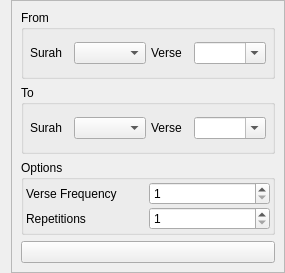
Before: the Qt Designer form src/widgets/repeaterpopup.ui in 0xzer0x/quran-companion, drawn with Qt 5.
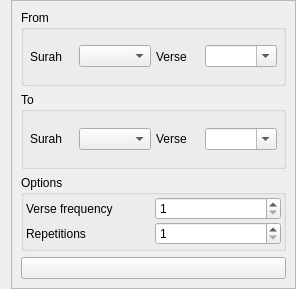
After: the same form once the commit is applied.

Commit message: translation: fix typo

The edit to the form file:
```diff
--- a/src/widgets/repeaterpopup.ui
+++ b/src/widgets/repeaterpopup.ui
@@ -6,8 +6,8 @@
    <rect>
     <x>0</x>
     <y>0</y>
-    <width>285</width>
-    <height>273</height>
+    <width>296</width>
+    <height>289</height>
    </rect>
   </property>
   <property name="windowTitle">
@@ -188,7 +188,7 @@
            <item>
             <widget class="QLabel" name="label_8">
              <property name="text">
-              <string>Verse Frequency</string>
+              <string>Verse frequency</string>
              </property>
             </widget>
            </item>
```
Left out of the diff: 2 changed lines with no effect on the pictures. The commit also changes 1 other file.
